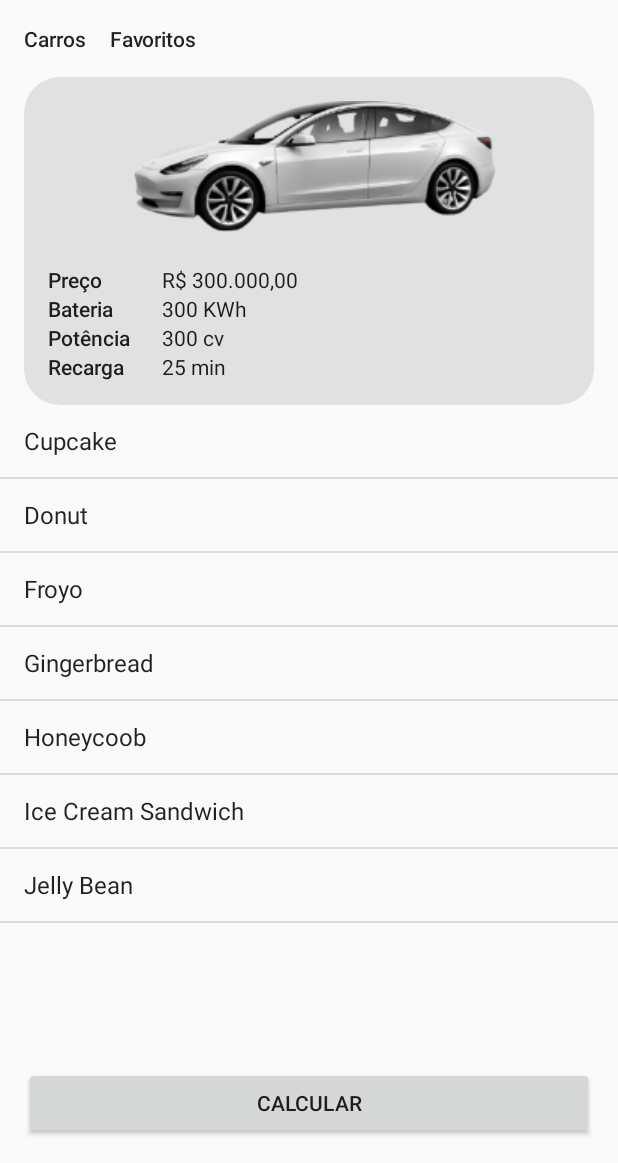
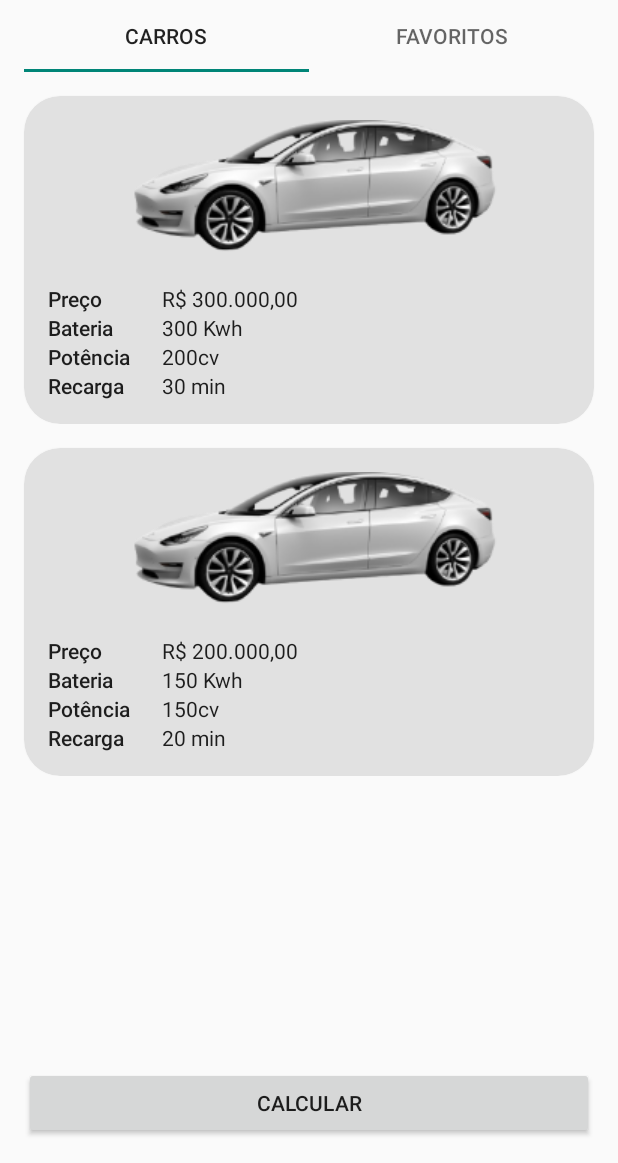
Before and after one commit to guilhermessanto/eletric-car-app, an Android app: the screen it shows after launch (MainActivity), on a phone screen of 412 x 824 dp, the part 73-1236 px from its top. Run offline under Robolectric (Android 15) with nearby library versions, the phone set to English and light mode, and no system bars.

Commit message:
add-list-and-tablayout

```diff
--- a/app/src/main/AndroidManifest.xml
+++ b/app/src/main/AndroidManifest.xml
@@ -13,7 +13,7 @@
         android:theme="@style/Theme.Eletriccarapp"
         tools:targetApi="31">
         <activity
-            android:name=".presentation.MainActivity"
+            android:name=".ui.MainActivity"
             android:exported="true"
             android:theme="@style/Theme.AppCompat.Light.NoActionBar">
             <intent-filter>
@@ -22,7 +22,7 @@
                 <category android:name="android.intent.category.LAUNCHER" />
             </intent-filter>
         </activity>
-        <activity android:name=".presentation.CalculaAutonomiaActivity"
+        <activity android:name=".ui.CalculaAutonomiaActivity"
 
             android:theme="@style/Theme.AppCompat.Light.NoActionBar"/>
     </application>
--- /dev/null
+++ b/app/src/main/java/com/example/eletric_car_app/data/CarFactory.kt
@@ -0,0 +1,26 @@
+package com.example.eletric_car_app.data
+
+import com.example.eletric_car_app.domain.Carro
+
+object CarFactory {
+    val list = listOf<Carro>(
+        Carro(
+            id = 1,
+            preco = "R$ 300.000,00",
+            bateria = "300 Kwh",
+            potencia = "200cv",
+            recarga = "30 min",
+            urlPhoto = "www.google.com.br"
+
+        ),
+        Carro(
+            id = 2,
+            preco = "R$ 200.000,00",
+            bateria = "150 Kwh",
+            potencia = "150cv",
+            recarga = "20 min",
+            urlPhoto = "www.google.com.br"
+
+        )
+    )
+}
--- /dev/null
+++ b/app/src/main/java/com/example/eletric_car_app/domain/Carro.kt
@@ -0,0 +1,10 @@
+package com.example.eletric_car_app.domain
+
+data class Carro (
+    val id : Int,
+    val preco: String,
+    val bateria: String,
+    val potencia: String,
+    val recarga: String,
+    val urlPhoto: String
+)
--- a/app/src/main/java/com/example/eletric_car_app/presentation/MainActivity.kt
+++ /dev/null
@@ -1,40 +0,0 @@
-package com.example.eletric_car_app.presentation
-
-import android.content.Intent
-import androidx.appcompat.app.AppCompatActivity
-import android.os.Bundle
-import android.widget.ArrayAdapter
-import android.widget.Button
-import android.widget.EditText
-import android.widget.ListView
-import android.widget.TextView
-import com.example.eletric_car_app.R
-
-class MainActivity : AppCompatActivity() {
-    lateinit var  btnCalcular: Button
-lateinit var lista: ListView
-    override fun onCreate(savedInstanceState: Bundle?) {
-        super.onCreate(savedInstanceState)
-        setContentView(R.layout.activity_main)
-        setupView()
-        setupListeners()
-        setupList()
-    }
-    fun setupView(){
-        btnCalcular = findViewById(R.id.btn_calcular)
-        lista = findViewById(R.id.lv_informacoes)
-    }
-    fun setupList(){
-        var dados = arrayOf(
-            "Cupcake", "Donut","Froyo", "Gingerbread","Honeycoob","Ice Cream Sandwich","Jelly Bean"
-        )
-        val adapter = ArrayAdapter(this, android.R.layout.simple_list_item_1,dados)
-        lista.adapter = adapter
-    }
-    fun setupListeners(){
-        btnCalcular.setOnClickListener{
-            startActivity(Intent(this,CalculaAutonomiaActivity::class.java))
-        }
-    }
-
-}
--- /dev/null
+++ b/app/src/main/java/com/example/eletric_car_app/ui/Adapter/CarAdapter.kt
@@ -0,0 +1,45 @@
+package com.example.eletric_car_app.ui.Adapter
+
+import android.view.LayoutInflater
+import android.view.View
+import android.view.ViewGroup
+import android.widget.TextView
+import androidx.recyclerview.widget.RecyclerView
+import com.example.eletric_car_app.R
+import com.example.eletric_car_app.domain.Carro
+
+class CarAdapter(private val carros: List<Carro>) :
+    RecyclerView.Adapter<CarAdapter.ViewHolder>() {
+    //cria uma nova view
+    override fun onCreateViewHolder(parent: ViewGroup, viewType: Int): ViewHolder {
+        val view = LayoutInflater.from(parent.context).inflate(R.layout.carro_item, parent, false)
+        return ViewHolder(view)
+    }
+
+    //perga a quantidade de carros da lista
+    override fun getItemCount(): Int = carros.size
+
+    override fun onBindViewHolder(holder: ViewHolder, position: Int) {
+        //Pega o conteudo da view e troca pela informação de item de uma lista
+        holder.preco.text = carros[position].preco
+        holder.bateria.text = carros[position].bateria
+        holder.potencia.text = carros[position].potencia
+        holder.recarga.text = carros[position].recarga
+    }
+
+    class ViewHolder(view: View) : RecyclerView.ViewHolder(view) {
+        val preco: TextView
+        val bateria: TextView
+        val potencia: TextView
+        val recarga: TextView
+
+        init {
+            view.apply {
+                preco = findViewById(R.id.tv_preco_value)
+                bateria = findViewById(R.id.tv_bateria_value)
+                potencia = findViewById(R.id.tv_potencia_value)
+                recarga = findViewById(R.id.tv_recarga_value)
+            }
+        }
+    }
+}
--- a/app/src/main/java/com/example/eletric_car_app/presentation/CalculaAutonomiaActivity.kt
+++ b/app/src/main/java/com/example/eletric_car_app/ui/CalculaAutonomiaActivity.kt
@@ -1,6 +1,5 @@
-package com.example.eletric_car_app.presentation
+package com.example.eletric_car_app.ui
 
-import android.content.Intent
 import android.os.Bundle
 import android.widget.Button
 import android.widget.EditText
--- /dev/null
+++ b/app/src/main/java/com/example/eletric_car_app/ui/CarFragment.kt
@@ -0,0 +1,18 @@
+package com.example.eletric_car_app.ui
+
+import android.os.Bundle
+import android.view.LayoutInflater
+import android.view.View
+import android.view.ViewGroup
+import androidx.fragment.app.Fragment
+import com.example.eletric_car_app.R
+
+class CarFragment : Fragment(){
+    override fun onCreateView(
+        inflater: LayoutInflater,
+        container: ViewGroup?,
+        savedInstanceState: Bundle?
+    ): View? {
+        return inflater.inflate(R.layout.car_fragment, container,false)
+    }
+}
--- /dev/null
+++ b/app/src/main/java/com/example/eletric_car_app/ui/MainActivity.kt
@@ -0,0 +1,58 @@
+package com.example.eletric_car_app.ui
+
+import android.content.Intent
+import androidx.appcompat.app.AppCompatActivity
+import android.os.Bundle
+import android.widget.Button
+import androidx.recyclerview.widget.RecyclerView
+import com.example.eletric_car_app.R
+import com.example.eletric_car_app.data.CarFactory
+import com.example.eletric_car_app.ui.Adapter.CarAdapter
+
+class MainActivity : AppCompatActivity() {
+    lateinit var btnCalcular: Button
+    lateinit var listaCarros: RecyclerView
+    override fun onCreate(savedInstanceState: Bundle?) {
+        super.onCreate(savedInstanceState)
+        setContentView(R.layout.activity_main)
+        setupView()
+        setupListeners()
+        setupList()
+    }
+
+    override fun onStart() {
+        super.onStart()
+    }
+    override fun onPause() {
+        super.onPause()
+    }
+
+    override fun onResume() {
+        super.onResume()
+    }
+
+    override fun onStop() {
+        super.onStop()
+    }
+
+    override fun onDestroy() {
+        super.onDestroy()
+    }
+
+    fun setupView() {
+        btnCalcular = findViewById(R.id.btn_calcular)
+        listaCarros = findViewById(R.id.rl_lista_carros)
+    }
+
+    fun setupList() {
+        val adapter = CarAdapter(CarFactory.list)
+        listaCarros.adapter = adapter
+    }
+
+    fun setupListeners() {
+        btnCalcular.setOnClickListener {
+            startActivity(Intent(this, CalculaAutonomiaActivity::class.java))
+        }
+    }
+
+}
--- a/app/src/main/res/layout/activity_main.xml
+++ b/app/src/main/res/layout/activity_main.xml
@@ -5,115 +5,26 @@
     android:layout_width="match_parent"
     android:layout_height="match_parent">
 
-    <androidx.cardview.widget.CardView
-        android:id="@+id/cv_card"
-        android:layout_width="0dp"
+<com.google.android.material.tabs.TabLayout
+    android:id="@+id/tab_layout"
+    android:layout_width="match_parent"
+    android:layout_height="wrap_content"
+    android:layout_marginStart="16dp"
+    android:layout_marginEnd="16dp"
+    app:layout_constraintStart_toStartOf="parent"
+    app:layout_constraintTop_toBottomOf="@id/tv_titulo">
+    <com.google.android.material.tabs.TabItem
+        android:layout_width="match_parent"
         android:layout_height="wrap_content"
-        android:layout_margin="16dp"
-        app:cardCornerRadius="24dp"
-        android:elevation="16dp"
-        app:cardBackgroundColor="@color/gray"
-        app:layout_constraintTop_toBottomOf="@id/tv_favoritos"
-        app:layout_constraintStart_toStartOf="parent"
-        app:layout_constraintEnd_toEndOf="parent">
+        android:text="@string/carros"/>
+    <com.google.android.material.tabs.TabItem
+        android:layout_width="match_parent"
+        android:layout_height="wrap_content"
+        android:text="@string/favoritos"/>
 
-        <androidx.constraintlayout.widget.ConstraintLayout
-            android:id="@+id/cl_card_content"
-            android:layout_width="match_parent"
-            android:layout_height="wrap_content">
-            <ImageView
-                android:id="@+id/iv_image"
-                android:layout_width="wrap_content"
-                android:layout_height="wrap_content"
-                android:src="@drawable/eletric_car"
-                android:layout_marginTop="16dp"
-                android:layout_marginEnd="20dp"
-                app:layout_constraintTop_toTopOf="parent"
-                app:layout_constraintLeft_toLeftOf="parent"
-                app:layout_constraintEnd_toEndOf="parent" />
 
-            <TextView
-                android:id="@+id/tv_preco"
-                android:layout_width="60dp"
-                android:layout_height="wrap_content"
-                android:text="@string/preco"
-                android:layout_marginStart="16dp"
-                style="@style/TextAppearance.AppCompat.Body2"
-                app:layout_constraintStart_toStartOf="parent"
-                app:layout_constraintTop_toBottomOf="@id/iv_image" />
 
-            <TextView
-                android:id="@+id/tv_preco_value"
-                android:layout_width="wrap_content"
-                android:layout_height="wrap_content"
-                android:text="R$ 300.000,00"
-                android:layout_marginStart="16dp"
-                style="@style/TextAppearance.AppCompat.Body1"
-                app:layout_constraintStart_toEndOf="@id/tv_preco"
-                app:layout_constraintTop_toBottomOf="@id/iv_image" />
-            <TextView
-                android:id="@+id/tv_bateria"
-                android:layout_width="60dp"
-                android:layout_height="wrap_content"
-                android:text="@string/bateria"
-                android:layout_marginStart="16dp"
-                style="@style/TextAppearance.AppCompat.Body2"
-                app:layout_constraintStart_toStartOf="parent"
-                app:layout_constraintTop_toBottomOf="@id/tv_preco" />
-
-            <TextView
-                android:id="@+id/tv_bateria_value"
-                android:layout_width="wrap_content"
-                android:layout_height="50dp"
-                android:text="300 KWh"
-                android:layout_marginStart="16dp"
-                style="@style/TextAppearance.AppCompat.Body1"
-                app:layout_constraintStart_toEndOf="@id/tv_preco"
-                app:layout_constraintTop_toTopOf="@id/tv_bateria" />
-            <TextView
-                android:id="@+id/tv_potencia"
-                android:layout_width="60dp"
-                android:layout_height="wrap_content"
-                android:text="@string/potencia"
-                android:layout_marginStart="16dp"
-                style="@style/TextAppearance.AppCompat.Body2"
-                app:layout_constraintTop_toBottomOf="@id/tv_bateria"
-                app:layout_constraintStart_toStartOf="parent"/>
-
-            <TextView
-                android:id="@+id/tv_potencia_value"
-                android:layout_width="wrap_content"
-                android:layout_height="wrap_content"
-                android:text="300 cv"
-                android:layout_marginStart="16dp"
-                style="@style/TextAppearance.AppCompat.Body1"
-                app:layout_constraintTop_toTopOf="@id/tv_potencia"
-                app:layout_constraintStart_toEndOf="@id/tv_potencia"/>
-            <TextView
-                android:id="@+id/tv_recarga"
-                android:layout_width="60dp"
-                android:layout_height="wrap_content"
-                android:text="@string/recarga"
-                style="@style/TextAppearance.AppCompat.Body2"
-                app:layout_constraintTop_toBottomOf="@id/tv_potencia"
-                app:layout_constraintStart_toStartOf="@id/tv_potencia"/>
-
-            <TextView
-                android:id="@+id/tv_recarga_value"
-                android:layout_width="wrap_content"
-                android:layout_height="wrap_content"
-                android:layout_marginStart="16dp"
-                android:text="25 min"
-                style="@style/TextAppearance.AppCompat.Body1"
-                app:layout_constraintStart_toEndOf="@id/tv_recarga"
-                app:layout_constraintTop_toTopOf="@id/tv_recarga"
-                app:layout_constraintBottom_toBottomOf="@id/cl_card_content"
-                android:layout_marginBottom="16dp"
-                />
-
-        </androidx.constraintlayout.widget.ConstraintLayout>
-    </androidx.cardview.widget.CardView>
-
+</com.google.android.material.tabs.TabLayout>
     <TextView
         android:id="@+id/tv_titulo"
         style="@style/TextAppearance.MaterialComponents.Headline5"
@@ -124,25 +35,9 @@
         app:layout_constraintLeft_toLeftOf="parent"
         app:layout_constraintTop_toTopOf="parent" />
 
-    <TextView
-        android:id="@+id/tv_carros"
-        style="@style/TextAppearance.AppCompat.Body2"
-        android:layout_width="wrap_content"
-        android:layout_height="wrap_content"
-        android:layout_margin="16dp"
-        android:text="@string/carros"
-        app:layout_constraintStart_toStartOf="parent"
-        app:layout_constraintTop_toBottomOf="@id/tv_titulo" />
 
-    <TextView
-        android:id="@+id/tv_favoritos"
-        style="@style/TextAppearance.AppCompat.Body2"
-        android:layout_width="wrap_content"
-        android:layout_height="wrap_content"
-        android:layout_marginStart="16dp"
-        android:text="@string/favoritos"
-        app:layout_constraintStart_toEndOf="@id/tv_carros"
-        app:layout_constraintTop_toTopOf="@id/tv_carros" />
+
+
 
 
     <Button
@@ -154,13 +49,16 @@
         app:layout_constraintBottom_toBottomOf="parent"
         app:layout_constraintEnd_toEndOf="parent"
         app:layout_constraintStart_toStartOf="parent" />
-    <ListView
-        android:id="@+id/lv_informacoes"
+
+    <androidx.recyclerview.widget.RecyclerView
+        android:id="@+id/rl_lista_carros"
         android:layout_width="0dp"
         android:layout_height="0dp"
-        app:layout_constraintTop_toBottomOf="@id/cv_card"
+        app:layoutManager="androidx.recyclerview.widget.LinearLayoutManager"
+        app:layout_constraintTop_toBottomOf="@id/tab_layout"
         app:layout_constraintStart_toStartOf="parent"
         app:layout_constraintEnd_toEndOf="parent"
-        app:layout_constraintBottom_toTopOf="@id/btn_calcular"/>
+        app:layout_constraintBottom_toTopOf="@id/btn_calcular"
+        tools:listitem="@layout/carro_item"/>
 
 </androidx.constraintlayout.widget.ConstraintLayout>
--- /dev/null
+++ b/app/src/main/res/layout/car_fragment.xml
@@ -0,0 +1,17 @@
+<?xml version="1.0" encoding="utf-8"?>
+<androidx.constraintlayout.widget.ConstraintLayout xmlns:android="http://schemas.android.com/apk/res/android"
+    xmlns:app="http://schemas.android.com/apk/res-auto"
+    xmlns:tools="http://schemas.android.com/tools"
+    android:layout_width="match_parent"
+    android:layout_height="match_parent">
+
+    <TextView
+        android:id="@+id/textView"
+        android:layout_width="wrap_content"
+        android:layout_height="wrap_content"
+        android:text="TextView"
+        app:layout_constraintBottom_toBottomOf="parent"
+        app:layout_constraintEnd_toEndOf="parent"
+        app:layout_constraintStart_toStartOf="parent"
+        app:layout_constraintTop_toTopOf="parent" />
+</androidx.constraintlayout.widget.ConstraintLayout>
--- /dev/null
+++ b/app/src/main/res/layout/carro_item.xml
@@ -0,0 +1,116 @@
+<?xml version="1.0" encoding="utf-8"?>
+<androidx.constraintlayout.widget.ConstraintLayout xmlns:android="http://schemas.android.com/apk/res/android"
+    xmlns:app="http://schemas.android.com/apk/res-auto"
+    android:layout_width="match_parent"
+    android:layout_height="wrap_content">
+
+    <androidx.cardview.widget.CardView
+        android:id="@+id/cv_card"
+        android:layout_width="0dp"
+        android:layout_height="wrap_content"
+        android:layout_margin="16dp"
+        app:cardCornerRadius="24dp"
+        android:elevation="16dp"
+        app:cardBackgroundColor="@color/gray"
+        app:layout_constraintTop_toTopOf="parent"
+        app:layout_constraintStart_toStartOf="parent"
+        app:layout_constraintEnd_toEndOf="parent">
+
+        <androidx.constraintlayout.widget.ConstraintLayout
+            android:id="@+id/cl_card_content"
+            android:layout_width="match_parent"
+            android:layout_height="wrap_content">
+            <ImageView
+                android:id="@+id/iv_image"
+                android:layout_width="wrap_content"
+                android:layout_height="wrap_content"
+                android:src="@drawable/eletric_car"
+                android:layout_marginTop="16dp"
+                android:layout_marginEnd="20dp"
+                app:layout_constraintTop_toTopOf="parent"
+                app:layout_constraintLeft_toLeftOf="parent"
+                app:layout_constraintEnd_toEndOf="parent" />
+
+            <TextView
+                android:id="@+id/tv_preco"
+                android:layout_width="60dp"
+                android:layout_height="wrap_content"
+                android:text="@string/preco"
+                android:layout_marginStart="16dp"
+                style="@style/TextAppearance.AppCompat.Body2"
+                app:layout_constraintStart_toStartOf="parent"
+                app:layout_constraintTop_toBottomOf="@id/iv_image" />
+
+            <TextView
+                android:id="@+id/tv_preco_value"
+                android:layout_width="wrap_content"
+                android:layout_height="wrap_content"
+                android:text="R$ 300.000,00"
+                android:layout_marginStart="16dp"
+                style="@style/TextAppearance.AppCompat.Body1"
+                app:layout_constraintStart_toEndOf="@id/tv_preco"
+                app:layout_constraintTop_toBottomOf="@id/iv_image" />
+            <TextView
+                android:id="@+id/tv_bateria"
+                android:layout_width="60dp"
+                android:layout_height="wrap_content"
+                android:text="@string/bateria"
+                android:layout_marginStart="16dp"
+                style="@style/TextAppearance.AppCompat.Body2"
+                app:layout_constraintStart_toStartOf="parent"
+                app:layout_constraintTop_toBottomOf="@id/tv_preco" />
+
+            <TextView
+                android:id="@+id/tv_bateria_value"
+                android:layout_width="wrap_content"
+                android:layout_height="50dp"
+                android:text="300 KWh"
+                android:layout_marginStart="16dp"
+                style="@style/TextAppearance.AppCompat.Body1"
+                app:layout_constraintStart_toEndOf="@id/tv_preco"
+                app:layout_constraintTop_toTopOf="@id/tv_bateria" />
+            <TextView
+                android:id="@+id/tv_potencia"
+                android:layout_width="60dp"
+                android:layout_height="wrap_content"
+                android:text="@string/potencia"
+                android:layout_marginStart="16dp"
+                style="@style/TextAppearance.AppCompat.Body2"
+                app:layout_constraintTop_toBottomOf="@id/tv_bateria"
+                app:layout_constraintStart_toStartOf="parent"/>
+
+            <TextView
+                android:id="@+id/tv_potencia_value"
+                android:layout_width="wrap_content"
+                android:layout_height="wrap_content"
+                android:text="300 cv"
+                android:layout_marginStart="16dp"
+                style="@style/TextAppearance.AppCompat.Body1"
+                app:layout_constraintTop_toTopOf="@id/tv_potencia"
+                app:layout_constraintStart_toEndOf="@id/tv_potencia"/>
+            <TextView
+                android:id="@+id/tv_recarga"
+                android:layout_width="60dp"
+                android:layout_height="wrap_content"
+                android:text="@string/recarga"
+                style="@style/TextAppearance.AppCompat.Body2"
+                app:layout_constraintTop_toBottomOf="@id/tv_potencia"
+                app:layout_constraintStart_toStartOf="@id/tv_potencia"/>
+
+            <TextView
+                android:id="@+id/tv_recarga_value"
+                android:layout_width="wrap_content"
+                android:layout_height="wrap_content"
+                android:layout_marginStart="16dp"
+                android:text="25 min"
+                style="@style/TextAppearance.AppCompat.Body1"
+                app:layout_constraintStart_toEndOf="@id/tv_recarga"
+                app:layout_constraintTop_toTopOf="@id/tv_recarga"
+                app:layout_constraintBottom_toBottomOf="@id/cl_card_content"
+                android:layout_marginBottom="16dp"
+                />
+
+        </androidx.constraintlayout.widget.ConstraintLayout>
+    </androidx.cardview.widget.CardView>
+
+</androidx.constraintlayout.widget.ConstraintLayout>
```
